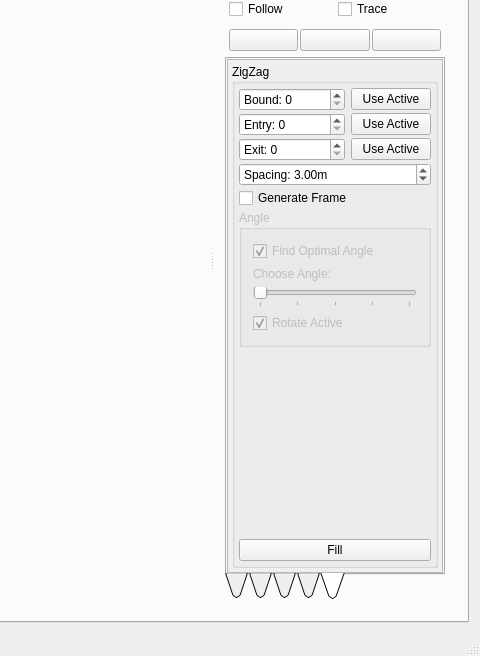
This is Linux/RControlStation/mainwindow.ui in vedderb/rise_sdvp as Qt 5 draws it before an edit; both pictures show x 582 to 1062 and y 158 to 814 of the 1062 by 814 pixel window. The edited form follows.
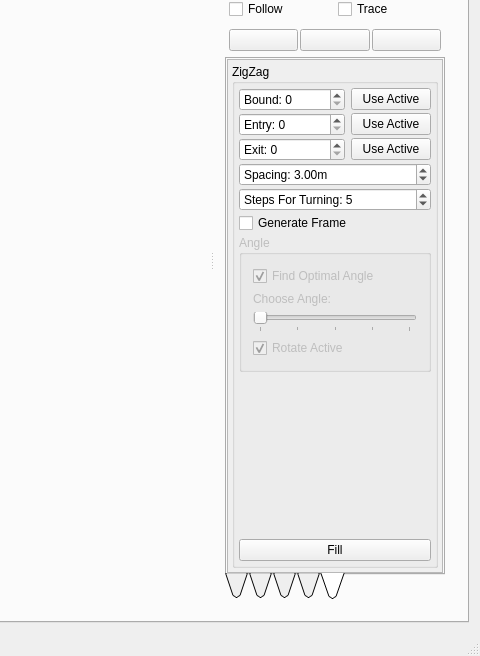
This is the edited form. Icons and pictures are not drawn. Custom widgets are drawn as their Qt base class.

```diff
--- a/Linux/RControlStation/mainwindow.ui
+++ b/Linux/RControlStation/mainwindow.ui
@@ -2795,7 +2795,7 @@
                      <x>0</x>
                      <y>0</y>
                      <width>211</width>
-                     <height>468</height>
+                     <height>475</height>
                     </rect>
                    </property>
                    <layout class="QVBoxLayout" name="verticalLayout_27">
@@ -2932,6 +2932,16 @@
                          </property>
                         </widget>
                        </item>
+                       <item>
+                        <widget class="QSpinBox" name="stepsForTurningSpinBox">
+                         <property name="prefix">
+                          <string>Steps For Turning: </string>
+                         </property>
+                         <property name="value">
+                          <number>5</number>
+                         </property>
+                        </widget>
+                       </item>
                        <item>
                         <widget class="QCheckBox" name="generateFrameCheckBox">
                          <property name="text">
```
